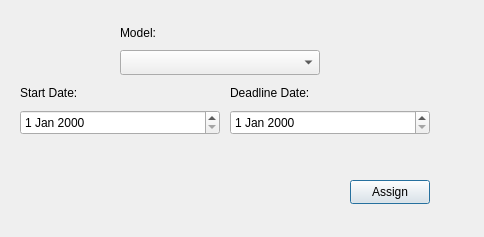
Above: addtomaintenance.ui from totargaming/AutomotiveRepairManagement before the change. Below: the same form after it.
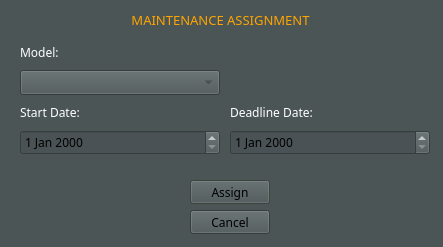
That is the form after the change.

Commit message: redesign Ui and add cancel btn

Patch:
```diff
--- a/addtomaintenance.ui
+++ b/addtomaintenance.ui
@@ -6,18 +6,510 @@
    <rect>
     <x>0</x>
     <y>0</y>
-    <width>484</width>
-    <height>237</height>
+    <width>443</width>
+    <height>247</height>
    </rect>
   </property>
+  <property name="palette">
+   <palette>
+    <active>
+     <colorrole role="WindowText">
+      <brush brushstyle="SolidPattern">
+       <color alpha="255">
+        <red>255</red>
+        <green>255</green>
+        <blue>255</blue>
+       </color>
+      </brush>
+     </colorrole>
+     <colorrole role="Button">
+      <brush brushstyle="SolidPattern">
+       <color alpha="255">
+        <red>75</red>
+        <green>85</green>
+        <blue>85</blue>
+       </color>
+      </brush>
+     </colorrole>
+     <colorrole role="Light">
+      <brush brushstyle="SolidPattern">
+       <color alpha="255">
+        <red>112</red>
+        <green>127</green>
+        <blue>127</blue>
+       </color>
+      </brush>
+     </colorrole>
+     <colorrole role="Midlight">
+      <brush brushstyle="SolidPattern">
+       <color alpha="255">
+        <red>93</red>
+        <green>106</green>
+        <blue>106</blue>
+       </color>
+      </brush>
+     </colorrole>
+     <colorrole role="Dark">
+      <brush brushstyle="SolidPattern">
+       <color alpha="255">
+        <red>37</red>
+        <green>42</green>
+        <blue>42</blue>
+       </color>
+      </brush>
+     </colorrole>
+     <colorrole role="Mid">
+      <brush brushstyle="SolidPattern">
+       <color alpha="255">
+        <red>50</red>
+        <green>57</green>
+        <blue>57</blue>
+       </color>
+      </brush>
+     </colorrole>
+     <colorrole role="Text">
+      <brush brushstyle="SolidPattern">
+       <color alpha="255">
+        <red>0</red>
+        <green>0</green>
+        <blue>0</blue>
+       </color>
+      </brush>
+     </colorrole>
+     <colorrole role="BrightText">
+      <brush brushstyle="SolidPattern">
+       <color alpha="255">
+        <red>255</red>
+        <green>255</green>
+        <blue>255</blue>
+       </color>
+      </brush>
+     </colorrole>
+     <colorrole role="ButtonText">
+      <brush brushstyle="SolidPattern">
+       <color alpha="255">
+        <red>0</red>
+        <green>0</green>
+        <blue>0</blue>
+       </color>
+      </brush>
+     </colorrole>
+     <colorrole role="Base">
+      <brush brushstyle="SolidPattern">
+       <color alpha="255">
+        <red>74</red>
+        <green>82</green>
+        <blue>85</blue>
+       </color>
+      </brush>
+     </colorrole>
+     <colorrole role="Window">
+      <brush brushstyle="SolidPattern">
+       <color alpha="255">
+        <red>75</red>
+        <green>85</green>
+        <blue>85</blue>
+       </color>
+      </brush>
+     </colorrole>
+     <colorrole role="Shadow">
+      <brush brushstyle="SolidPattern">
+       <color alpha="255">
+        <red>113</red>
+        <green>126</green>
+        <blue>130</blue>
+       </color>
+      </brush>
+     </colorrole>
+     <colorrole role="Highlight">
+      <brush brushstyle="SolidPattern">
+       <color alpha="255">
+        <red>76</red>
+        <green>85</green>
+        <blue>78</blue>
+       </color>
+      </brush>
+     </colorrole>
+     <colorrole role="AlternateBase">
+      <brush brushstyle="SolidPattern">
+       <color alpha="255">
+        <red>37</red>
+        <green>42</green>
+        <blue>42</blue>
+       </color>
+      </brush>
+     </colorrole>
+     <colorrole role="ToolTipBase">
+      <brush brushstyle="SolidPattern">
+       <color alpha="255">
+        <red>255</red>
+        <green>255</green>
+        <blue>220</blue>
+       </color>
+      </brush>
+     </colorrole>
+     <colorrole role="ToolTipText">
+      <brush brushstyle="SolidPattern">
+       <color alpha="255">
+        <red>0</red>
+        <green>0</green>
+        <blue>0</blue>
+       </color>
+      </brush>
+     </colorrole>
+     <colorrole role="PlaceholderText">
+      <brush brushstyle="SolidPattern">
+       <color alpha="127">
+        <red>255</red>
+        <green>255</green>
+        <blue>255</blue>
+       </color>
+      </brush>
+     </colorrole>
+     <colorrole role="Accent">
+      <brush brushstyle="SolidPattern">
+       <color alpha="255">
+        <red>0</red>
+        <green>255</green>
+        <blue>255</blue>
+       </color>
+      </brush>
+     </colorrole>
+    </active>
+    <inactive>
+     <colorrole role="WindowText">
+      <brush brushstyle="SolidPattern">
+       <color alpha="255">
+        <red>255</red>
+        <green>255</green>
+        <blue>255</blue>
+       </color>
+      </brush>
+     </colorrole>
+     <colorrole role="Button">
+      <brush brushstyle="SolidPattern">
+       <color alpha="255">
+        <red>75</red>
+        <green>85</green>
+        <blue>85</blue>
+       </color>
+      </brush>
+     </colorrole>
+     <colorrole role="Light">
+      <brush brushstyle="SolidPattern">
+       <color alpha="255">
+        <red>112</red>
+        <green>127</green>
+        <blue>127</blue>
+       </color>
+      </brush>
+     </colorrole>
+     <colorrole role="Midlight">
+      <brush brushstyle="SolidPattern">
+       <color alpha="255">
+        <red>93</red>
+        <green>106</green>
+        <blue>106</blue>
+       </color>
+      </brush>
+     </colorrole>
+     <colorrole role="Dark">
+      <brush brushstyle="SolidPattern">
+       <color alpha="255">
+        <red>37</red>
+        <green>42</green>
+        <blue>42</blue>
+       </color>
+      </brush>
+     </colorrole>
+     <colorrole role="Mid">
+      <brush brushstyle="SolidPattern">
+       <color alpha="255">
+        <red>50</red>
+        <green>57</green>
+        <blue>57</blue>
+       </color>
+      </brush>
+     </colorrole>
+     <colorrole role="Text">
+      <brush brushstyle="SolidPattern">
+       <color alpha="255">
+        <red>0</red>
+        <green>0</green>
+        <blue>0</blue>
+       </color>
+      </brush>
+     </colorrole>
+     <colorrole role="BrightText">
+      <brush brushstyle="SolidPattern">
+       <color alpha="255">
+        <red>255</red>
+        <green>255</green>
+        <blue>255</blue>
+       </color>
+      </brush>
+     </colorrole>
+     <colorrole role="ButtonText">
+      <brush brushstyle="SolidPattern">
+       <color alpha="255">
+        <red>0</red>
+        <green>0</green>
+        <blue>0</blue>
+       </color>
+      </brush>
+     </colorrole>
+     <colorrole role="Base">
+      <brush brushstyle="SolidPattern">
+       <color alpha="255">
+        <red>74</red>
+        <green>82</green>
+        <blue>85</blue>
+       </color>
+      </brush>
+     </colorrole>
+     <colorrole role="Window">
+      <brush brushstyle="SolidPattern">
+       <color alpha="255">
+        <red>75</red>
+        <green>85</green>
+        <blue>85</blue>
+       </color>
+      </brush>
+     </colorrole>
+     <colorrole role="Shadow">
+      <brush brushstyle="SolidPattern">
+       <color alpha="255">
+        <red>113</red>
+        <green>126</green>
+        <blue>130</blue>
+       </color>
+      </brush>
+     </colorrole>
+     <colorrole role="Highlight">
+      <brush brushstyle="SolidPattern">
+       <color alpha="255">
+        <red>76</red>
+        <green>85</green>
+        <blue>78</blue>
+       </color>
+      </brush>
+     </colorrole>
+     <colorrole role="AlternateBase">
+      <brush brushstyle="SolidPattern">
+       <color alpha="255">
+        <red>37</red>
+        <green>42</green>
+        <blue>42</blue>
+       </color>
+      </brush>
+     </colorrole>
+     <colorrole role="ToolTipBase">
+      <brush brushstyle="SolidPattern">
+       <color alpha="255">
+        <red>255</red>
+        <green>255</green>
+        <blue>220</blue>
+       </color>
+      </brush>
+     </colorrole>
+     <colorrole role="ToolTipText">
+      <brush brushstyle="SolidPattern">
+       <color alpha="255">
+        <red>0</red>
+        <green>0</green>
+        <blue>0</blue>
+       </color>
+      </brush>
+     </colorrole>
+     <colorrole role="PlaceholderText">
+      <brush brushstyle="SolidPattern">
+       <color alpha="127">
+        <red>255</red>
+        <green>255</green>
+        <blue>255</blue>
+       </color>
+      </brush>
+     </colorrole>
+     <colorrole role="Accent">
+      <brush brushstyle="SolidPattern">
+       <color alpha="255">
+        <red>0</red>
+        <green>255</green>
+        <blue>255</blue>
+       </color>
+      </brush>
+     </colorrole>
+    </inactive>
+    <disabled>
+     <colorrole role="WindowText">
+      <brush brushstyle="SolidPattern">
+       <color alpha="255">
+        <red>37</red>
+        <green>42</green>
+        <blue>42</blue>
+       </color>
+      </brush>
+     </colorrole>
+     <colorrole role="Button">
+      <brush brushstyle="SolidPattern">
+       <color alpha="255">
+        <red>75</red>
+        <green>85</green>
+        <blue>85</blue>
+       </color>
+      </brush>
+     </colorrole>
+     <colorrole role="Light">
+      <brush brushstyle="SolidPattern">
+       <color alpha="255">
+        <red>112</red>
+        <green>127</green>
+        <blue>127</blue>
+       </color>
+      </brush>
+     </colorrole>
+     <colorrole role="Midlight">
+      <brush brushstyle="SolidPattern">
+       <color alpha="255">
+        <red>93</red>
+        <green>106</green>
+        <blue>106</blue>
+       </color>
+      </brush>
+     </colorrole>
+     <colorrole role="Dark">
+      <brush brushstyle="SolidPattern">
+       <color alpha="255">
+        <red>37</red>
+        <green>42</green>
+        <blue>42</blue>
+       </color>
+      </brush>
+     </colorrole>
+     <colorrole role="Mid">
+      <brush brushstyle="SolidPattern">
+       <color alpha="255">
+        <red>50</red>
+        <green>57</green>
+        <blue>57</blue>
+       </color>
+      </brush>
+     </colorrole>
+     <colorrole role="Text">
+      <brush brushstyle="SolidPattern">
+       <color alpha="255">
+        <red>37</red>
+        <green>42</green>
+        <blue>42</blue>
+       </color>
+      </brush>
+     </colorrole>
+     <colorrole role="BrightText">
+      <brush brushstyle="SolidPattern">
+       <color alpha="255">
+        <red>255</red>
+        <green>255</green>
+        <blue>255</blue>
+       </color>
+      </brush>
+     </colorrole>
+     <colorrole role="ButtonText">
+      <brush brushstyle="SolidPattern">
+       <color alpha="255">
+        <red>37</red>
+        <green>42</green>
+        <blue>42</blue>
+       </color>
+      </brush>
+     </colorrole>
+     <colorrole role="Base">
+      <brush brushstyle="SolidPattern">
+       <color alpha="255">
+        <red>75</red>
+        <green>85</green>
+        <blue>85</blue>
+       </color>
+      </brush>
+     </colorrole>
+     <colorrole role="Window">
+      <brush brushstyle="SolidPattern">
+       <color alpha="255">
+        <red>75</red>
+        <green>85</green>
+        <blue>85</blue>
+       </color>
+      </brush>
+     </colorrole>
+     <colorrole role="Shadow">
+      <brush brushstyle="SolidPattern">
+       <color alpha="255">
+        <red>113</red>
+        <green>126</green>
+        <blue>130</blue>
+       </color>
+      </brush>
+     </colorrole>
+     <colorrole role="AlternateBase">
+      <brush brushstyle="SolidPattern">
+       <color alpha="255">
+        <red>75</red>
+        <green>85</green>
+        <blue>85</blue>
+       </color>
+      </brush>
+     </colorrole>
+     <colorrole role="ToolTipBase">
+      <brush brushstyle="SolidPattern">
+       <color alpha="255">
+        <red>255</red>
+        <green>255</green>
+        <blue>220</blue>
+       </color>
+      </brush>
+     </colorrole>
+     <colorrole role="ToolTipText">
+      <brush brushstyle="SolidPattern">
+       <color alpha="255">
+        <red>0</red>
+        <green>0</green>
+        <blue>0</blue>
+       </color>
+      </brush>
+     </colorrole>
+     <colorrole role="PlaceholderText">
+      <brush brushstyle="SolidPattern">
+       <color alpha="127">
+        <red>255</red>
+        <green>255</green>
+        <blue>255</blue>
+       </color>
+      </brush>
+     </colorrole>
+     <colorrole role="Accent">
+      <brush brushstyle="SolidPattern">
+       <color alpha="255">
+        <red>0</red>
+        <green>255</green>
+        <blue>255</blue>
+       </color>
+      </brush>
+     </colorrole>
+    </disabled>
+   </palette>
+  </property>
+  <property name="font">
+   <font>
+    <family>Sitka</family>
+   </font>
+  </property>
   <property name="windowTitle">
    <string>Dialog</string>
   </property>
   <widget class="QLabel" name="modelLabel">
    <property name="geometry">
     <rect>
-     <x>120</x>
-     <y>20</y>
+     <x>20</x>
+     <y>40</y>
      <width>200</width>
      <height>25</height>
     </rect>
@@ -29,18 +521,190 @@
   <widget class="QComboBox" name="modelBox">
    <property name="geometry">
     <rect>
-     <x>120</x>
-     <y>50</y>
+     <x>20</x>
+     <y>70</y>
      <width>200</width>
      <height>25</height>
     </rect>
    </property>
+   <property name="palette">
+    <palette>
+     <active>
+      <colorrole role="Midlight">
+       <brush brushstyle="SolidPattern">
+        <color alpha="255">
+         <red>112</red>
+         <green>127</green>
+         <blue>127</blue>
+        </color>
+       </brush>
+      </colorrole>
+      <colorrole role="Dark">
+       <brush brushstyle="SolidPattern">
+        <color alpha="255">
+         <red>74</red>
+         <green>82</green>
+         <blue>85</blue>
+        </color>
+       </brush>
+      </colorrole>
+      <colorrole role="Text">
+       <brush brushstyle="SolidPattern">
+        <color alpha="255">
+         <red>0</red>
+         <green>0</green>
+         <blue>0</blue>
+        </color>
+       </brush>
+      </colorrole>
+      <colorrole role="ButtonText">
+       <brush brushstyle="SolidPattern">
+        <color alpha="255">
+         <red>64</red>
+         <green>64</green>
+         <blue>64</blue>
+        </color>
+       </brush>
+      </colorrole>
+      <colorrole role="Base">
+       <brush brushstyle="SolidPattern">
+        <color alpha="255">
+         <red>107</red>
+         <green>118</green>
+         <blue>122</blue>
+        </color>
+       </brush>
+      </colorrole>
+      <colorrole role="AlternateBase">
+       <brush brushstyle="SolidPattern">
+        <color alpha="255">
+         <red>74</red>
+         <green>82</green>
+         <blue>85</blue>
+        </color>
+       </brush>
+      </colorrole>
+     </active>
+     <inactive>
+      <colorrole role="Midlight">
+       <brush brushstyle="SolidPattern">
+        <color alpha="255">
+         <red>112</red>
+         <green>127</green>
+         <blue>127</blue>
+        </color>
+       </brush>
+      </colorrole>
+      <colorrole role="Dark">
+       <brush brushstyle="SolidPattern">
+        <color alpha="255">
+         <red>74</red>
+         <green>82</green>
+         <blue>85</blue>
+        </color>
+       </brush>
+      </colorrole>
+      <colorrole role="Text">
+       <brush brushstyle="SolidPattern">
+        <color alpha="255">
+         <red>0</red>
+         <green>0</green>
+         <blue>0</blue>
+        </color>
+       </brush>
+      </colorrole>
+      <colorrole role="ButtonText">
+       <brush brushstyle="SolidPattern">
+        <color alpha="255">
+         <red>64</red>
+         <green>64</green>
+         <blue>64</blue>
+        </color>
+       </brush>
+      </colorrole>
+      <colorrole role="Base">
+       <brush brushstyle="SolidPattern">
+        <color alpha="255">
+         <red>107</red>
+         <green>118</green>
+         <blue>122</blue>
+        </color>
+       </brush>
+      </colorrole>
+      <colorrole role="AlternateBase">
+       <brush brushstyle="SolidPattern">
+        <color alpha="255">
+         <red>74</red>
+         <green>82</green>
+         <blue>85</blue>
+        </color>
+       </brush>
+      </colorrole>
+     </inactive>
+     <disabled>
+      <colorrole role="WindowText">
+       <brush brushstyle="SolidPattern">
+        <color alpha="255">
+         <red>74</red>
+         <green>82</green>
+         <blue>85</blue>
+        </color>
+       </brush>
+      </colorrole>
+      <colorrole role="Midlight">
+       <brush brushstyle="SolidPattern">
+        <color alpha="255">
+         <red>112</red>
+         <green>127</green>
+         <blue>127</blue>
+        </color>
+       </brush>
+      </colorrole>
+      <colorrole role="Dark">
+       <brush brushstyle="SolidPattern">
+        <color alpha="255">
+         <red>74</red>
+         <green>82</green>
+         <blue>85</blue>
+        </color>
+       </brush>
+      </colorrole>
+      <colorrole role="Text">
+       <brush brushstyle="SolidPattern">
+        <color alpha="255">
+         <red>74</red>
+         <green>82</green>
+         <blue>85</blue>
+        </color>
+       </brush>
+      </colorrole>
+      <colorrole role="ButtonText">
+       <brush brushstyle="SolidPattern">
+        <color alpha="255">
+         <red>74</red>
+         <green>82</green>
+         <blue>85</blue>
+        </color>
+       </brush>
+      </colorrole>
+      <colorrole role="AlternateBase">
+       <brush brushstyle="SolidPattern">
+        <color alpha="255">
+         <red>74</red>
+         <green>82</green>
+         <blue>85</blue>
+        </color>
+       </brush>
+      </colorrole>
+     </disabled>
+    </palette>
+   </property>
   </widget>
   <widget class="QLabel" name="startDateLabel">
    <property name="geometry">
     <rect>
      <x>20</x>
-     <y>80</y>
+     <y>100</y>
      <width>200</width>
      <height>25</height>
     </rect>
@@ -53,7 +717,7 @@
    <property name="geometry">
     <rect>
      <x>20</x>
-     <y>110</y>
+     <y>130</y>
      <width>200</width>
      <height>25</height>
     </rect>
@@ -63,7 +727,7 @@
    <property name="geometry">
     <rect>
      <x>230</x>
-     <y>80</y>
+     <y>100</y>
      <width>200</width>
      <height>25</height>
     </rect>
@@ -76,7 +740,7 @@
    <property name="geometry">
     <rect>
      <x>230</x>
-     <y>110</y>
+     <y>130</y>
      <width>200</width>
      <height>25</height>
     </rect>
@@ -85,7 +749,7 @@
   <widget class="QPushButton" name="addBtn">
    <property name="geometry">
     <rect>
-     <x>350</x>
+     <x>190</x>
      <y>180</y>
      <width>80</width>
      <height>24</height>
@@ -95,6 +759,44 @@
     <string>Assign</string>
    </property>
   </widget>
+  <widget class="QLabel" name="label">
+   <property name="geometry">
+    <rect>
+     <x>0</x>
+     <y>10</y>
+     <width>441</width>
+     <height>20</height>
+    </rect>
+   </property>
+   <property name="font">
+    <font>
+     <family>Sitka Heading Semibold</family>
+     <pointsize>10</pointsize>
+    </font>
+   </property>
+   <property name="styleSheet">
+    <string notr="true">color: orange;</string>
+   </property>
+   <property name="text">
+    <string>MAINTENANCE ASSIGNMENT</string>
+   </property>
+   <property name="alignment">
+    <set>Qt::AlignCenter</set>
+   </property>
+  </widget>
+  <widget class="QPushButton" name="cancelBtn">
+   <property name="geometry">
+    <rect>
+     <x>190</x>
+     <y>210</y>
+     <width>80</width>
+     <height>24</height>
+    </rect>
+   </property>
+   <property name="text">
+    <string>Cancel</string>
+   </property>
+  </widget>
  </widget>
  <resources/>
  <connections/>
```
The commit also changes 56 other files.
